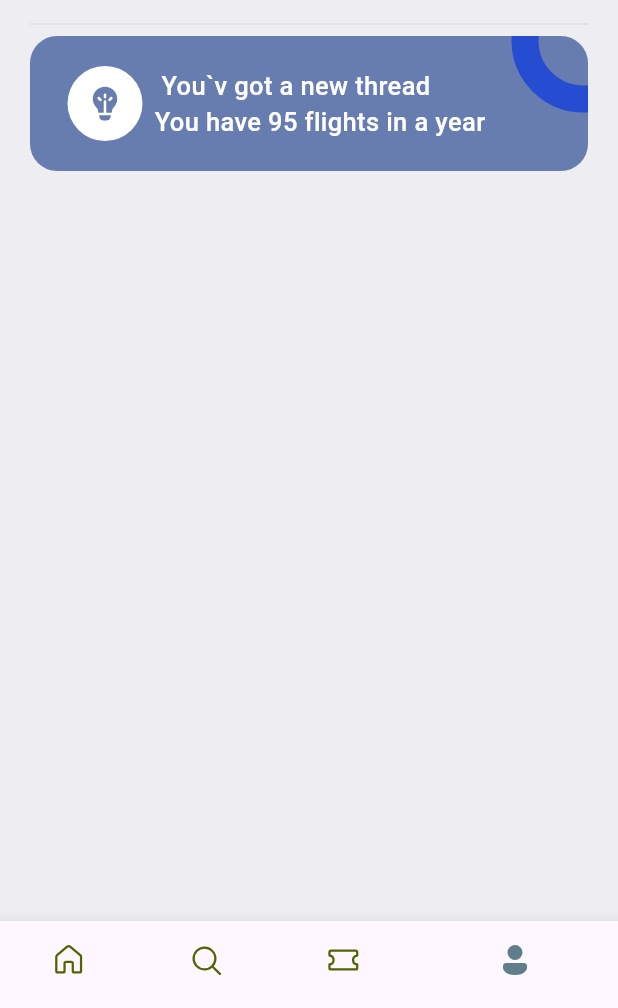
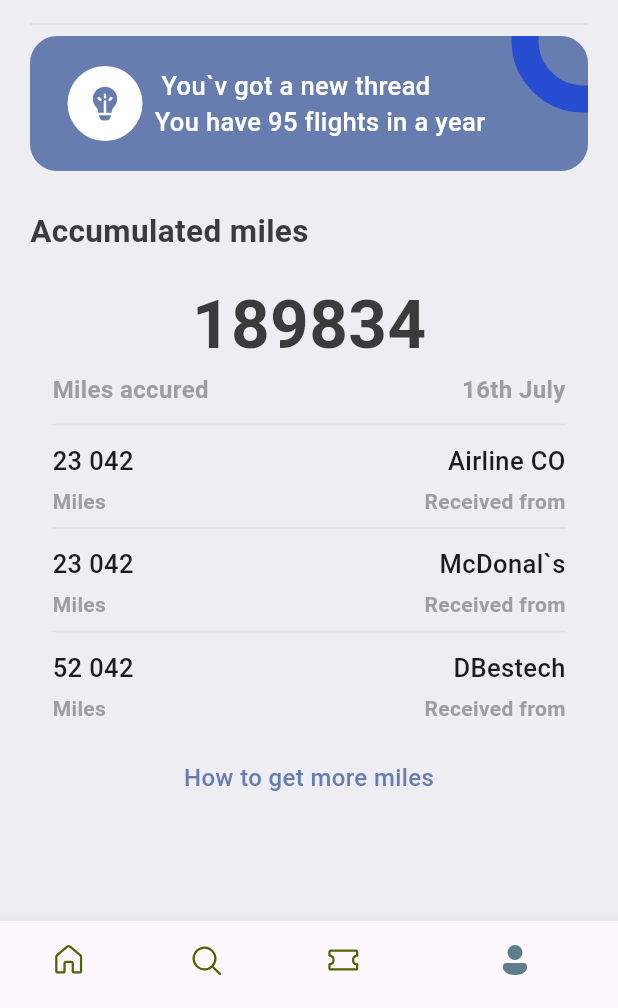
Before and after one commit to krishnakishorerachuri/ticket_booking, a Flutter app: the screen it shows after launch, item 4 of the bottom bar chosen, on a phone screen of 412 x 824 dp, the part 228-1236 px from its top. Run offline on Flutter 3.47's test engine with Material 3 defaults, Android fonts, the phone set to English and light mode, and no system bars; our stand-ins replace barcode_widget, fluentui_icons; missing offline and left inert: dart:ffi.

Commit message:
Profile screen completed.

```diff
--- a/lib/screens/profile/profile.dart
+++ b/lib/screens/profile/profile.dart
@@ -3,6 +3,7 @@ import 'package:flutter/foundation.dart';
 import 'package:flutter/material.dart';
 import 'package:ticket_booking/base/res/styles/app_styles.dart';
 import 'package:ticket_booking/base/res/styles/media.dart';
+import 'package:ticket_booking/base/widgets/app_column_text_layout.dart';
 import 'package:ticket_booking/base/widgets/text_style_third.dart';
 
 import '../../base/widgets/heading_text.dart';
@@ -93,7 +94,7 @@ class ProfileScreen extends StatelessWidget {
           ),
           // divider
           Divider(color: Colors.grey.shade300),
-
+          // Show the card
           Stack(
             children: [
               Container(
@@ -133,12 +134,144 @@ class ProfileScreen extends StatelessWidget {
                   right: -45,
                   child: Container(
                     padding: EdgeInsets.all(30),
-                decoration: BoxDecoration(
-                  shape: BoxShape.circle,
-                  border: Border.all(width: 18, color: Color(0xFF264CD2))
+                    decoration: BoxDecoration(
+                        shape: BoxShape.circle,
+                        border:
+                            Border.all(width: 18, color: Color(0xFF264CD2))),
+                  ))
+            ],
+          ),
+          const SizedBox(
+            height: 25,
+          ),
+          Text(
+            "Accumulated miles",
+            style: AppStyles.headlineStyle2,
+          ),
+
+          Container(
+            padding: EdgeInsets.symmetric(horizontal: 15),
+            decoration: BoxDecoration(
+                borderRadius: BorderRadius.circular(18),
+                color: AppStyles.bgColor),
+            child: Column(
+              children: [
+                const SizedBox(
+                  height: 15,
                 ),
-              ))
-            ],
+                Text(
+                  "189834",
+                  style: TextStyle(
+                      fontSize: 45,
+                      color: AppStyles.textColor,
+                      fontWeight: FontWeight.w600),
+                ),
+
+                // Row text
+                Row(
+                  mainAxisAlignment: MainAxisAlignment.spaceBetween,
+                  children: [
+                    Text(
+                      "Miles accured",
+                      style: AppStyles.headlineStyle4.copyWith(fontSize: 16),
+                    ),
+                    Text(
+                      "16th July",
+                      style: AppStyles.headlineStyle4.copyWith(fontSize: 16),
+                    ),
+                  ],
+                ),
+                const SizedBox(
+                  height: 4,
+                ),
+                Divider(
+                  color: Colors.grey.shade300,
+                ),
+                const SizedBox(
+                  height: 4,
+                ),
+                // Row -> Column
+
+                Row(
+                  mainAxisAlignment: MainAxisAlignment.spaceBetween,
+                  children: [
+                    AppColumnTextLayout(
+                      topText: "23 042",
+                      bottomText: "Miles",
+                      isColor: true,
+                      align: CrossAxisAlignment.start,
+                    ),
+                    AppColumnTextLayout(
+                      topText: "Airline CO",
+                      bottomText: "Received from",
+                      isColor: true,
+                      align: CrossAxisAlignment.end,
+                    ),
+                  ],
+                ),
+                Divider(
+                  color: Colors.grey.shade300,
+                ),
+                const SizedBox(
+                  height: 4,
+                ),
+                // Row -> Column
+
+                Row(
+                  mainAxisAlignment: MainAxisAlignment.spaceBetween,
+                  children: [
+                    AppColumnTextLayout(
+                      topText: "23 042",
+                      bottomText: "Miles",
+                      isColor: true,
+                      align: CrossAxisAlignment.start,
+                    ),
+                    AppColumnTextLayout(
+                      bottomText: "Received from",
+                      topText: "McDonal\`s",
+                      isColor: true,
+                      align: CrossAxisAlignment.end,
+                    ),
+                  ],
+                ),
+
+
+                Divider(
+                  color: Colors.grey.shade300,
+                ),
+                const SizedBox(
+                  height: 4,
+                ),
+
+                Row(
+                  mainAxisAlignment: MainAxisAlignment.spaceBetween,
+                  children: [
+                    AppColumnTextLayout(
+                      topText: "52 042",
+                      bottomText: "Miles",
+                      isColor: true,
+                      align: CrossAxisAlignment.start,
+                    ),
+                    AppColumnTextLayout(
+                      bottomText: "Received from",
+                      topText: "DBestech",
+                      isColor: true,
+                      align: CrossAxisAlignment.end,
+                    ),
+                  ],
+                ),
+                // text
+                const SizedBox(
+                  height: 25,
+                ),
+
+                InkWell(
+                  onTap: () {
+
+                  },
+                    child: Text("How to get more miles", style: AppStyles.textStyle.copyWith(color: AppStyles.primaryColor, fontWeight: FontWeight.w500)))
+              ],
+            ),
           )
         ],
       ),
```
